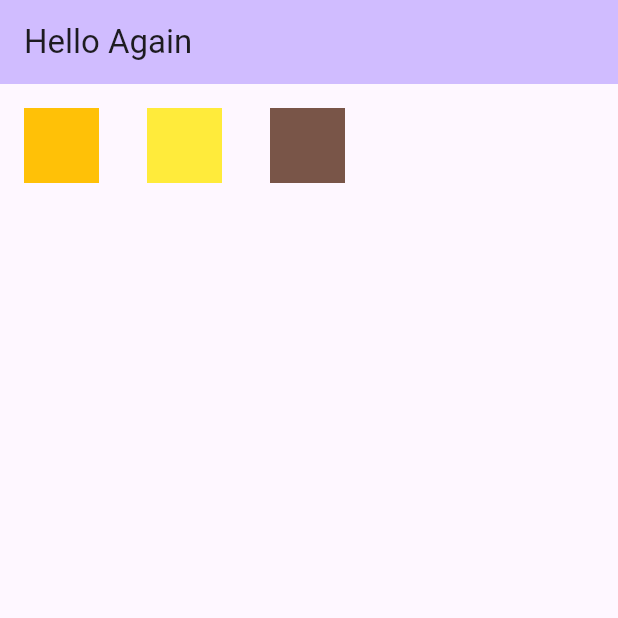
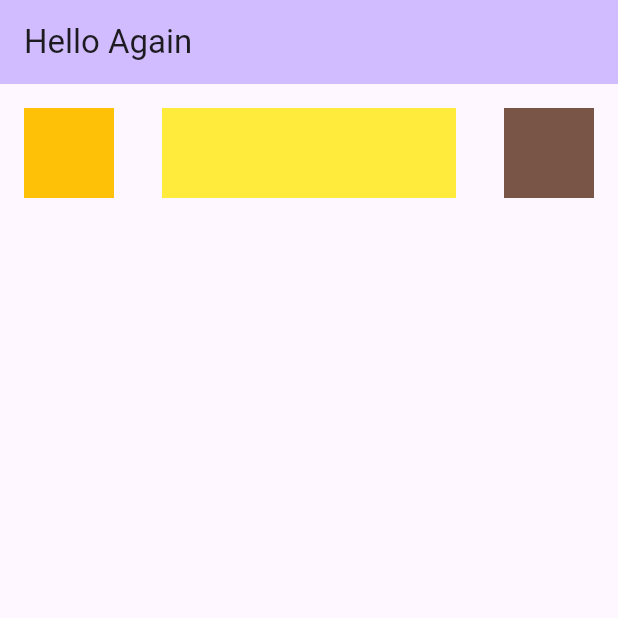
Before and after one commit to dark0crystal/flutter-practice, a Flutter app: the screen it shows after launch, on a phone screen of 412 x 824 dp, the top half of it. Run offline on Flutter 3.47's test engine with Material 3 defaults, Android fonts, the phone set to English and light mode, and no system bars.

Commit message:
refactor the containers , and make them reuseable

```diff
--- a/lib/pages/MyHomePage.dart
+++ b/lib/pages/MyHomePage.dart
@@ -17,6 +17,7 @@ class _MyHomePageState extends State<MyHomePage> {
   @override
   Widget build(BuildContext context) {
 
+    var padding16 = Padding(padding: EdgeInsets.all(16.0),);
     return Scaffold(
       appBar: AppBar(
 
@@ -31,24 +32,13 @@ class _MyHomePageState extends State<MyHomePage> {
              child: Column(
             children: <Widget>[
               Row(children: <Widget>[
-                  Container(
-                  color: Colors.amber,
-                  width: 50,
-                  height: 50,
-                ),
-                Padding(padding: EdgeInsets.all(16.0),),
-                  Container(
-                  color: Colors.yellow,
-                  width: 50,
-                  height: 50,
-                ),
-                Padding(padding: EdgeInsets.all(16.0),),
+                 buildCont(Colors.amber, 60.0),
+                padding16,
+                 Expanded(child:
+                 buildCont(Colors.yellow, 60.0),),
+                padding16,
 
-                  Container(
-                  color: Colors.brown,
-                  width: 50,
-                  height: 50,
-                ),
+                 buildCont(Colors.brown, 60.0),
               ]
 
               )
@@ -60,3 +50,11 @@ class _MyHomePageState extends State<MyHomePage> {
     );
   }
 }
+
+Container buildCont(Color c, double size){
+ return Container(
+        color: c,
+        width: size,
+        height: size,
+      );
+}
```
